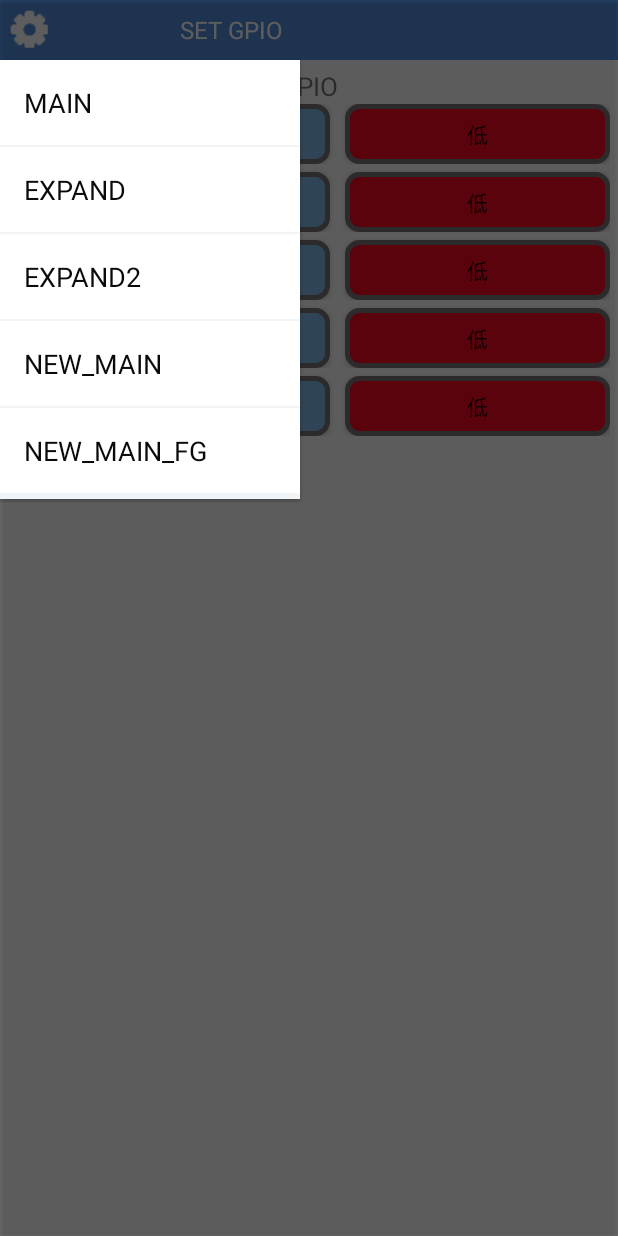
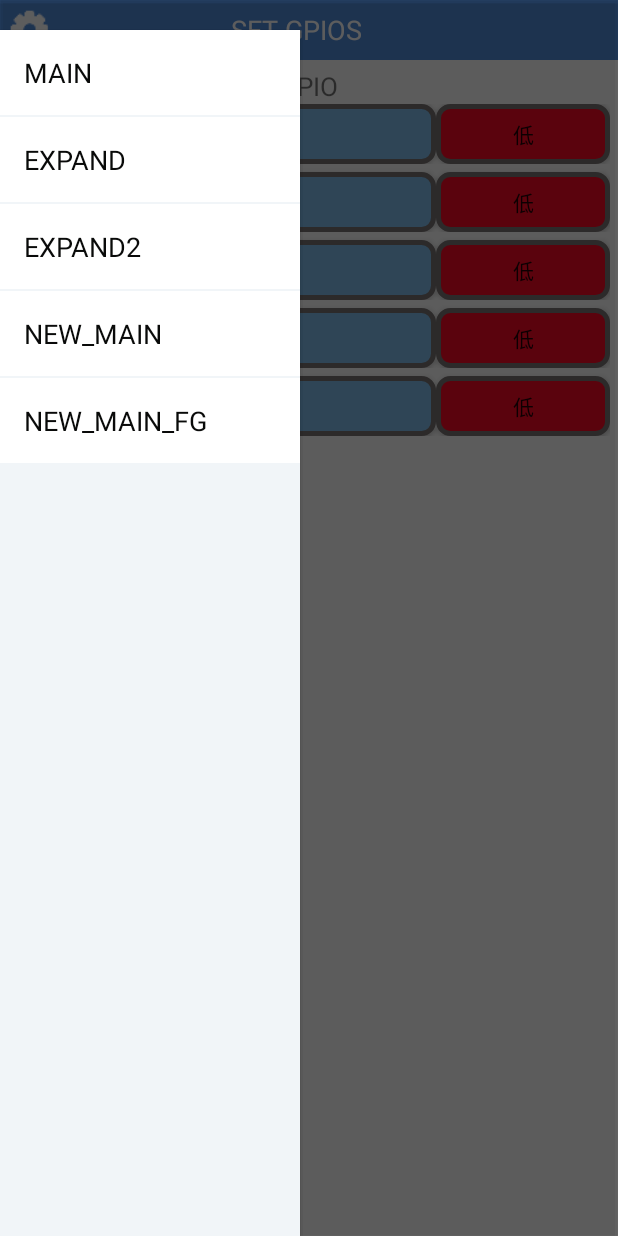
Before and after one commit to SpeedataG/SetGpios, an Android app: the screen it shows after launch (NewMainActivity), after a tap on an icon or button, on a phone screen of 412 x 824 dp. Run offline under Robolectric (Android 15) with nearby library versions, the phone set to English and light mode, and no system bars; our stand-ins replace EventBus; libraries missing offline, so code that uses them is left out: android.serialport; 1 statement that could not run was skipped.

Commit message:
android11版  修改页面显示，修复崩溃BUG，待切图修改。

```diff
--- a/app/src/main/java/com/speedatagpios/NewMainActivity.java
+++ b/app/src/main/java/com/speedatagpios/NewMainActivity.java
@@ -638,9 +638,7 @@ public class NewMainActivity extends AppCompatActivity implements View.OnClickLi
     @SuppressLint("WrongConstant")
     @Subscribe(sticky = true, threadMode = ThreadMode.MAIN)
     public void onEvent(WeightEvent event) {
-        switch (event.getMessage()) {
-            case "":
-                //更新title显示内容
+        if ("".equals(event.getMessage())) {//更新title显示内容
             mName.setText(SystemProperties.get(SETGPIO_PATH));
 
             try {
@@ -661,10 +659,6 @@ public class NewMainActivity extends AppCompatActivity implements View.OnClickLi
             } catch (IOException e) {
                 e.printStackTrace();
             }
-
-                break;
-            default:
-                break;
         }
     }
 
@@ -862,7 +856,7 @@ public class NewMainActivity extends AppCompatActivity implements View.OnClickLi
      * 获取gpio状态。原来的和新fg平台不同，可参考工厂测试GPIO测试项
      */
     public List MainGPIO() {
-        BufferedReader reader = null;
+        BufferedReader reader;
         List lists = new ArrayList();
         try {
             if ("MAIN".equals(getType())) {
--- a/app/src/main/res/layout/activity_new_main.xml
+++ b/app/src/main/res/layout/activity_new_main.xml
@@ -48,7 +48,7 @@
                     android:id="@+id/btn_gpio1"
                     android:layout_width="wrap_content"
                     android:layout_height="40dp"
-                    android:layout_weight="1"
+                    android:layout_weight="3"
                     android:background="@drawable/btn_style"
                     android:text="设置GPIO1" />
 
@@ -56,7 +56,7 @@
                     android:id="@+id/tbt1"
                     android:layout_width="50dp"
                     android:layout_height="40dp"
-                    android:layout_marginLeft="10dp"
+                    android:layout_marginLeft="0dp"
                     android:layout_weight="1"
                     android:background="@drawable/btn_press_off_false"
                     android:textOff="低"
@@ -73,7 +73,7 @@
                     android:layout_width="wrap_content"
                     android:layout_height="40dp"
                     android:layout_marginTop="5dp"
-                    android:layout_weight="1"
+                    android:layout_weight="3"
                     android:background="@drawable/btn_style"
                     android:text="设置GPIO2" />
 
@@ -81,7 +81,7 @@
                     android:id="@+id/tbt2"
                     android:layout_width="50dp"
                     android:layout_height="40dp"
-                    android:layout_marginLeft="10dp"
+                    android:layout_marginLeft="0dp"
                     android:layout_marginTop="5dp"
                     android:layout_weight="1"
                     android:background="@drawable/btn_press_off_false"
@@ -99,7 +99,7 @@
                     android:layout_width="wrap_content"
                     android:layout_height="40dp"
                     android:layout_marginTop="5dp"
-                    android:layout_weight="1"
+                    android:layout_weight="3"
                     android:background="@drawable/btn_style"
                     android:text="设置GPIO3" />
 
@@ -107,7 +107,7 @@
                     android:id="@+id/tbt3"
                     android:layout_width="50dp"
                     android:layout_height="40dp"
-                    android:layout_marginLeft="10dp"
+                    android:layout_marginLeft="0dp"
                     android:layout_marginTop="5dp"
                     android:layout_weight="1"
                     android:background="@drawable/btn_press_off_false"
@@ -125,7 +125,7 @@
                     android:layout_width="wrap_content"
                     android:layout_height="40dp"
                     android:layout_marginTop="5dp"
-                    android:layout_weight="1"
+                    android:layout_weight="3"
                     android:background="@drawable/btn_style"
                     android:text="设置GPIO4" />
 
@@ -133,7 +133,7 @@
                     android:id="@+id/tbt4"
                     android:layout_width="50dp"
                     android:layout_height="40dp"
-                    android:layout_marginLeft="10dp"
+                    android:layout_marginLeft="0dp"
                     android:layout_marginTop="5dp"
                     android:layout_weight="1"
                     android:background="@drawable/btn_press_off_false"
@@ -151,7 +151,7 @@
                     android:layout_width="wrap_content"
                     android:layout_height="40dp"
                     android:layout_marginTop="5dp"
-                    android:layout_weight="1"
+                    android:layout_weight="3"
                     android:background="@drawable/btn_style"
                     android:text="设置GPIO5" />
 
@@ -159,7 +159,7 @@
                     android:id="@+id/tbt5"
                     android:layout_width="50dp"
                     android:layout_height="40dp"
-                    android:layout_marginLeft="10dp"
+                    android:layout_marginLeft="0dp"
                     android:layout_marginTop="5dp"
                     android:layout_weight="1"
                     android:background="@drawable/btn_press_off_false"
--- a/app/src/main/res/layout/titlebar.xml
+++ b/app/src/main/res/layout/titlebar.xml
@@ -9,10 +9,10 @@
 
     <ImageView
         android:id="@+id/title_settings"
-        android:layout_width="150dp"
+        android:layout_width="0dp"
         android:layout_height="40dp"
         android:layout_gravity="center_vertical"
-        android:layout_weight="1"
+        android:layout_weight="1.2"
         android:padding="5dp"
         android:scaleType="fitStart"
         android:src="@drawable/icon_settings"
@@ -20,13 +20,13 @@
 
     <TextView
         android:id="@+id/title_name"
-        android:layout_width="match_parent"
+        android:layout_width="0dp"
         android:layout_height="40dp"
-        android:layout_weight="4"
+        android:layout_weight="2"
         android:gravity="left|center"
-        android:text="SET GPIO"
+        android:text="SET GPIOS"
         android:textColor="@color/white"
-        android:textSize="16sp"
+        android:textSize="18sp"
         tools:ignore="HardcodedText,RtlHardcoded" />
 
 
--- a/app/src/main/res/layout/view_end_dialog_layout.xml
+++ b/app/src/main/res/layout/view_end_dialog_layout.xml
@@ -7,9 +7,6 @@
     android:background="#80000000"
     tools:ignore="MissingDefaultResource">
 
-    <ScrollView
-        android:layout_width="match_parent"
-        android:layout_height="match_parent">
 
     <LinearLayout
         android:layout_width="200dp"
@@ -124,7 +121,7 @@
         <View
             android:id="@+id/view_end_line5"
             android:layout_width="match_parent"
-                android:layout_height="1dp"
+            android:layout_height="wrap_content"
             android:background="@color/bg_color" />
 
 
@@ -174,5 +171,4 @@
 
     </LinearLayout>
 
-    </ScrollView>
 </android.support.constraint.ConstraintLayout>
```
Lines whose indentation alone changed are shown as unchanged.
